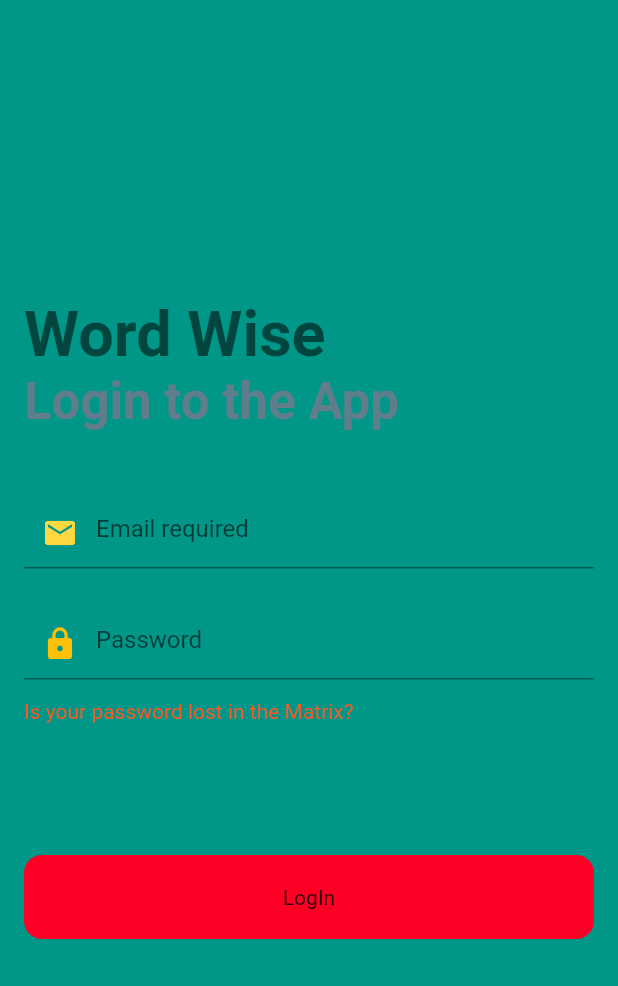
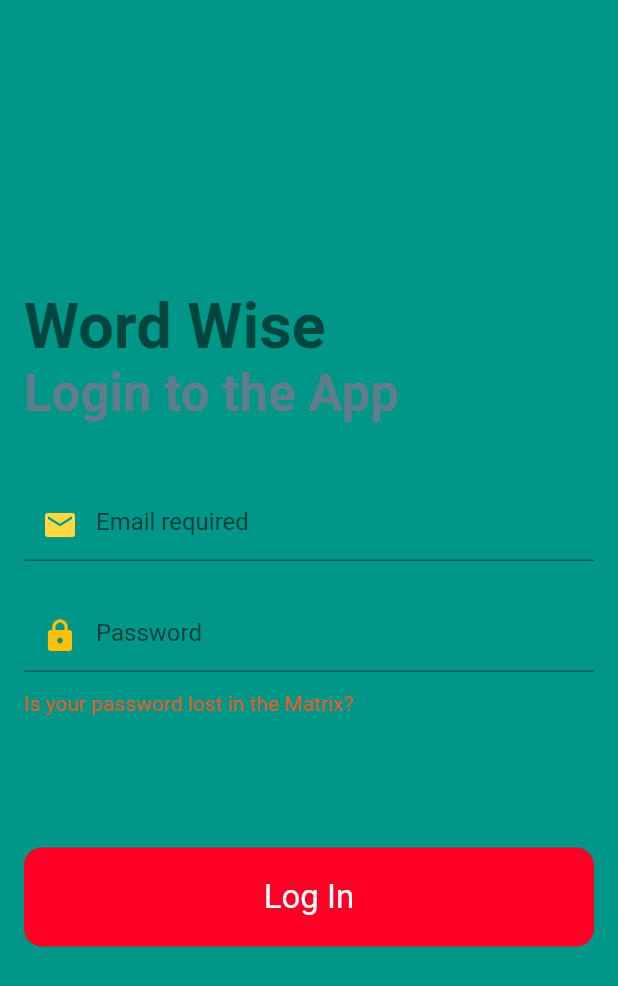
Before and after one commit to Sai42021/Time-Wise, a Flutter app: the HomePage screen opened directly, on a phone screen of 412 x 824 dp. Shown: the top 986 px of the screen. Run offline on Flutter 3.47's test engine with Material 2 defaults, Android fonts, the phone set to English and light mode, and no system bars; our stand-ins replace syncfusion_flutter_calendar, table_calendar.

Commit message:
login_pages.dart

```diff
--- a/lib/Screens/login_pages.dart
+++ b/lib/Screens/login_pages.dart
@@ -15,10 +15,11 @@ class MyApp extends StatelessWidget {
   }
 }
 
-/*
-TODO list:
+
+/*TODO list:
  1. Create the main layout of the app
-
+ 2. Connect/Log In to firebase(console)
+ 2.1 Create a new project
 */
 
 class HomePage extends StatefulWidget {
@@ -104,7 +105,11 @@ class _LoginScreenState extends State<LoginScreen> {
                 shape: RoundedRectangleBorder(
                     borderRadius:BorderRadius.circular(12.0)),
                 onPressed: () {},
-                child: Text("LogIn", style: ,),
+                child: Text("Log In",
+                  style: TextStyle(
+                      color: Colors.white,
+                    fontSize: 22.0,
+                  )),
               ),
             ),
           ],
```
